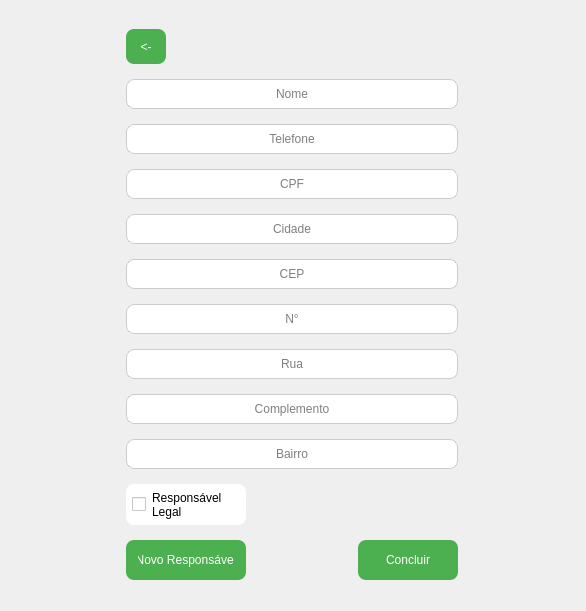
Qt form App/view/ui/registerParent.ui (Senac-SOR-ADS/Gerenciamento-Escolar) before a commit.
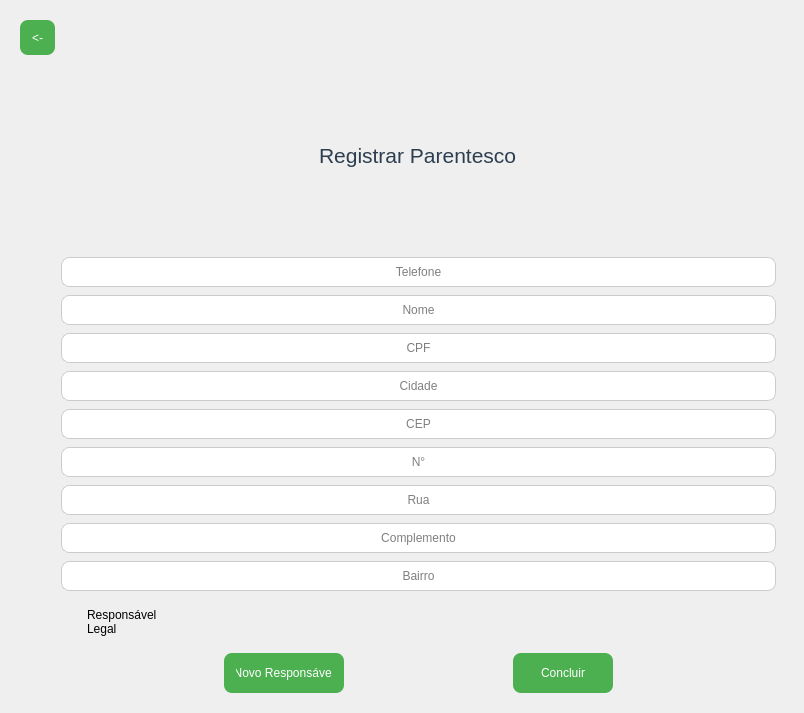
The same form after that commit. Icons and pictures are not drawn.

Commit message: fix(tela de registerClass e registerEmployee)

The edit to the form file:
```diff
--- a/App/view/ui/registerParent.ui
+++ b/App/view/ui/registerParent.ui
@@ -6,8 +6,8 @@
    <rect>
     <x>0</x>
     <y>0</y>
-    <width>586</width>
-    <height>611</height>
+    <width>804</width>
+    <height>713</height>
    </rect>
   </property>
   <property name="windowTitle">
@@ -25,13 +25,20 @@
     background: white;
 }
 
+QLabel{
+ font-family: &quot;Segoe UI&quot;, &quot;Arial&quot;, sans-serif;
+    font-size: 16px;
+    font-weight: 500;   
+    color: #2c3e50;
+}
+
 QLineEdit:focus, QDateTimeEdit:focus {
     border: 2px solid #4CAF50;
 }
 QCheckBox {
     border-radius: 8px;
     padding: 6px;
-    background: white;
+    background: transparent;
 }
 QPushButton {
     background-color: #4CAF50;
@@ -57,6 +64,12 @@
        <layout class="QGridLayout" name="gridLayout_2">
         <item row="0" column="0">
          <widget class="QPushButton" name="btn_voltar">
+          <property name="sizePolicy">
+           <sizepolicy hsizetype="Minimum" vsizetype="Fixed">
+            <horstretch>0</horstretch>
+            <verstretch>0</verstretch>
+           </sizepolicy>
+          </property>
           <property name="minimumSize">
            <size>
             <width>0</width>
@@ -77,27 +90,131 @@
           </property>
          </widget>
         </item>
-        <item row="10" column="0" colspan="2">
-         <widget class="QLineEdit" name="bairro">
+        <item row="1" column="1">
+         <layout class="QGridLayout" name="gridLayout_3">
+          <property name="rightMargin">
+           <number>8</number>
+          </property>
+          <property name="bottomMargin">
+           <number>0</number>
+          </property>
+          <item row="20" column="0">
+           <layout class="QHBoxLayout" name="horizontalLayout_2">
+            <item>
+             <widget class="QPushButton" name="novo_responsavel">
+              <property name="minimumSize">
+               <size>
+                <width>0</width>
+                <height>40</height>
+               </size>
+              </property>
+              <property name="maximumSize">
+               <size>
+                <width>120</width>
+                <height>16777215</height>
+               </size>
+              </property>
+              <property name="sizeIncrement">
+               <size>
+                <width>0</width>
+                <height>0</height>
+               </size>
+              </property>
+              <property name="text">
+               <string>Novo Responsável</string>
+              </property>
+             </widget>
+            </item>
+            <item>
+             <widget class="QPushButton" name="btn_concluir">
+              <property name="minimumSize">
+               <size>
+                <width>0</width>
+                <height>40</height>
+               </size>
+              </property>
+              <property name="maximumSize">
+               <size>
+                <width>100</width>
+                <height>16777215</height>
+               </size>
+              </property>
+              <property name="text">
+               <string>Concluir</string>
+              </property>
+             </widget>
+            </item>
+           </layout>
+          </item>
+          <item row="2" column="0">
+           <widget class="QLineEdit" name="telefone">
           <property name="alignment">
            <set>Qt::AlignCenter</set>
           </property>
           <property name="placeholderText">
-           <string>Bairro</string>
+             <string>Telefone</string>
           </property>
          </widget>
         </item>
-        <item row="2" column="0" colspan="2">
-         <widget class="QLineEdit" name="nome">
+          <item row="7" column="0">
+           <spacer name="verticalSpacer_3">
+            <property name="orientation">
+             <enum>Qt::Vertical</enum>
+            </property>
+            <property name="sizeType">
+             <enum>QSizePolicy::Fixed</enum>
+            </property>
+            <property name="sizeHint" stdset="0">
+             <size>
+              <width>2</width>
+              <height>2</height>
+             </size>
+            </property>
+           </spacer>
+          </item>
+          <item row="8" column="0">
+           <widget class="QLineEdit" name="cidade">
           <property name="alignment">
            <set>Qt::AlignCenter</set>
           </property>
           <property name="placeholderText">
-           <string>Nome</string>
+             <string>Cidade</string>
           </property>
          </widget>
         </item>
-        <item row="4" column="0" colspan="2">
+          <item row="3" column="0">
+           <spacer name="verticalSpacer">
+            <property name="orientation">
+             <enum>Qt::Vertical</enum>
+            </property>
+            <property name="sizeType">
+             <enum>QSizePolicy::Fixed</enum>
+            </property>
+            <property name="sizeHint" stdset="0">
+             <size>
+              <width>2</width>
+              <height>2</height>
+             </size>
+            </property>
+           </spacer>
+          </item>
+          <item row="9" column="0">
+           <spacer name="verticalSpacer_4">
+            <property name="orientation">
+             <enum>Qt::Vertical</enum>
+            </property>
+            <property name="sizeType">
+             <enum>QSizePolicy::Fixed</enum>
+            </property>
+            <property name="sizeHint" stdset="0">
+             <size>
+              <width>2</width>
+              <height>2</height>
+             </size>
+            </property>
+           </spacer>
+          </item>
+          <item row="6" column="0">
          <widget class="QLineEdit" name="cpf">
           <property name="alignment">
            <set>Qt::AlignCenter</set>
@@ -107,8 +224,50 @@
           </property>
          </widget>
         </item>
-        <item row="11" column="0">
+          <item row="10" column="0">
+           <widget class="QLineEdit" name="cep">
+            <property name="alignment">
+             <set>Qt::AlignCenter</set>
+            </property>
+            <property name="placeholderText">
+             <string>CEP</string>
+            </property>
+           </widget>
+          </item>
+          <item row="4" column="0">
+           <widget class="QLineEdit" name="nome">
+            <property name="alignment">
+             <set>Qt::AlignCenter</set>
+            </property>
+            <property name="placeholderText">
+             <string>Nome</string>
+            </property>
+           </widget>
+          </item>
+          <item row="5" column="0">
+           <spacer name="verticalSpacer_2">
+            <property name="orientation">
+             <enum>Qt::Vertical</enum>
+            </property>
+            <property name="sizeType">
+             <enum>QSizePolicy::Fixed</enum>
+            </property>
+            <property name="sizeHint" stdset="0">
+             <size>
+              <width>2</width>
+              <height>2</height>
+             </size>
+            </property>
+           </spacer>
+          </item>
+          <item row="19" column="0">
          <widget class="QCheckBox" name="resp_legal">
+            <property name="maximumSize">
+             <size>
+              <width>16777215</width>
+              <height>50</height>
+             </size>
+            </property>
           <property name="text">
            <string>Responsável 
 Legal</string>
@@ -124,17 +283,33 @@
           </property>
          </widget>
         </item>
-        <item row="3" column="0" colspan="2">
-         <widget class="QLineEdit" name="telefone">
+          <item row="18" column="0">
+           <widget class="QLineEdit" name="bairro">
           <property name="alignment">
            <set>Qt::AlignCenter</set>
           </property>
           <property name="placeholderText">
-           <string>Telefone</string>
+             <string>Bairro</string>
           </property>
          </widget>
         </item>
-        <item row="9" column="0" colspan="2">
+          <item row="15" column="0">
+           <spacer name="verticalSpacer_7">
+            <property name="orientation">
+             <enum>Qt::Vertical</enum>
+            </property>
+            <property name="sizeType">
+             <enum>QSizePolicy::Fixed</enum>
+            </property>
+            <property name="sizeHint" stdset="0">
+             <size>
+              <width>2</width>
+              <height>2</height>
+             </size>
+            </property>
+           </spacer>
+          </item>
+          <item row="16" column="0">
          <widget class="QLineEdit" name="complemento">
           <property name="alignment">
            <set>Qt::AlignCenter</set>
@@ -144,17 +319,7 @@
           </property>
          </widget>
         </item>
-        <item row="6" column="0" colspan="2">
-         <widget class="QLineEdit" name="cep">
-          <property name="alignment">
-           <set>Qt::AlignCenter</set>
-          </property>
-          <property name="placeholderText">
-           <string>CEP</string>
-          </property>
-         </widget>
-        </item>
-        <item row="8" column="0" colspan="2">
+          <item row="14" column="0">
          <widget class="QLineEdit" name="rua">
           <property name="alignment">
            <set>Qt::AlignCenter</set>
@@ -165,41 +330,6 @@
          </widget>
         </item>
         <item row="12" column="0">
-         <widget class="QPushButton" name="novo_responsavel">
-          <property name="minimumSize">
-           <size>
-            <width>0</width>
-            <height>40</height>
-           </size>
-          </property>
-          <property name="maximumSize">
-           <size>
-            <width>120</width>
-            <height>16777215</height>
-           </size>
-          </property>
-          <property name="sizeIncrement">
-           <size>
-            <width>0</width>
-            <height>0</height>
-           </size>
-          </property>
-          <property name="text">
-           <string>Novo Responsável</string>
-          </property>
-         </widget>
-        </item>
-        <item row="5" column="0" colspan="2">
-         <widget class="QLineEdit" name="cidade">
-          <property name="alignment">
-           <set>Qt::AlignCenter</set>
-          </property>
-          <property name="placeholderText">
-           <string>Cidade</string>
-          </property>
-         </widget>
-        </item>
-        <item row="7" column="0" colspan="2">
          <widget class="QLineEdit" name="numero">
           <property name="alignment">
            <set>Qt::AlignCenter</set>
@@ -209,24 +339,62 @@
           </property>
          </widget>
         </item>
-        <item row="12" column="1">
-         <widget class="QPushButton" name="btn_concluir">
-          <property name="minimumSize">
+          <item row="17" column="0">
+           <spacer name="verticalSpacer_8">
+            <property name="orientation">
+             <enum>Qt::Vertical</enum>
+            </property>
+            <property name="sizeType">
+             <enum>QSizePolicy::Fixed</enum>
+            </property>
+            <property name="sizeHint" stdset="0">
            <size>
-            <width>0</width>
-            <height>40</height>
-           </size>
-          </property>
-          <property name="maximumSize">
+              <width>2</width>
+              <height>2</height>
+             </size>
+            </property>
+           </spacer>
+          </item>
+          <item row="13" column="0">
+           <spacer name="verticalSpacer_6">
+            <property name="orientation">
+             <enum>Qt::Vertical</enum>
+            </property>
+            <property name="sizeType">
+             <enum>QSizePolicy::Fixed</enum>
+            </property>
+            <property name="sizeHint" stdset="0">
            <size>
-            <width>100</width>
-            <height>16777215</height>
-           </size>
-          </property>
+              <width>2</width>
+              <height>2</height>
+             </size>
+            </property>
+           </spacer>
+          </item>
+          <item row="11" column="0">
+           <spacer name="verticalSpacer_5">
+            <property name="orientation">
+             <enum>Qt::Vertical</enum>
+            </property>
+            <property name="sizeType">
+             <enum>QSizePolicy::Fixed</enum>
+            </property>
+            <property name="sizeHint" stdset="0">
+             <size>
+              <width>2</width>
+              <height>2</height>
+             </size>
+            </property>
+           </spacer>
+          </item>
+          <item row="1" column="0" alignment="Qt::AlignHCenter|Qt::AlignVCenter">
+           <widget class="QLabel" name="label">
           <property name="text">
-           <string>Concluir</string>
-          </property>
-         </widget>
+             <string>&lt;html&gt;&lt;head/&gt;&lt;body&gt;&lt;p&gt;&lt;span style=&quot; font-size:16pt; font-weight:400;&quot;&gt;Registrar Parentesco&lt;/span&gt;&lt;/p&gt;&lt;/body&gt;&lt;/html&gt;</string>
+            </property>
+           </widget>
+          </item>
+         </layout>
         </item>
        </layout>
       </widget>
```
Lines whose indentation alone changed are shown as unchanged. The commit also changes 2 other files.
